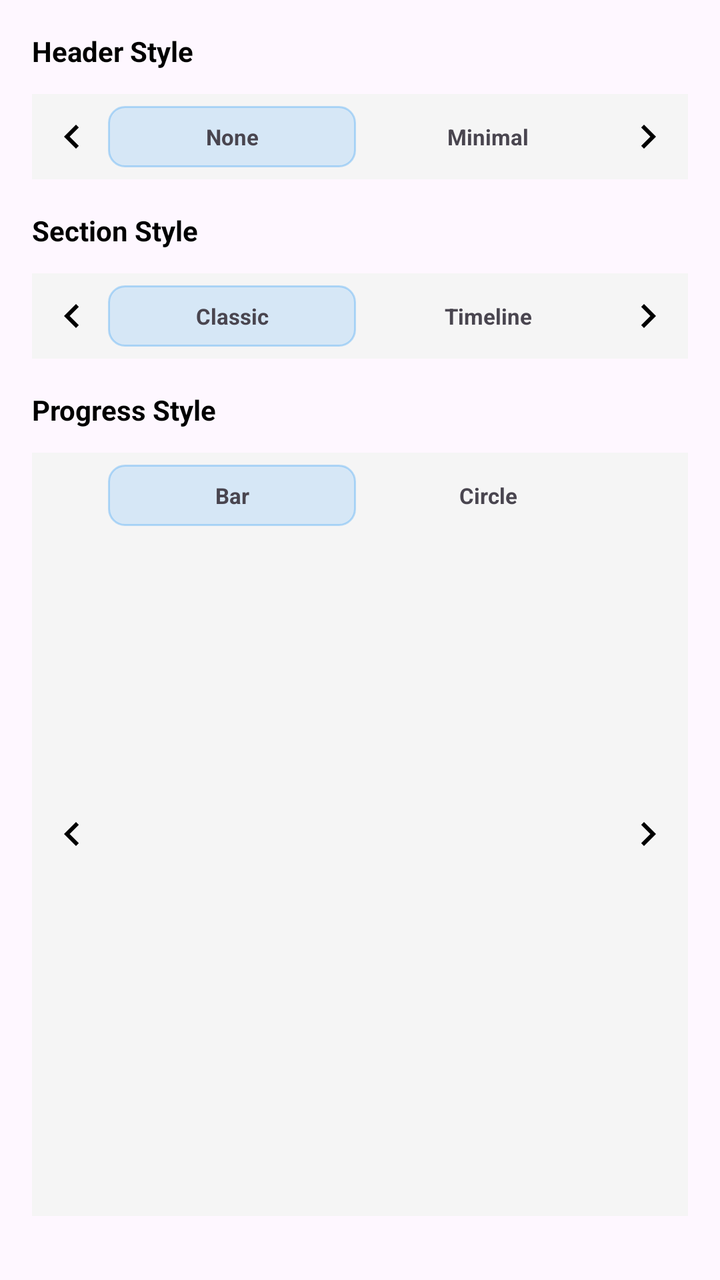
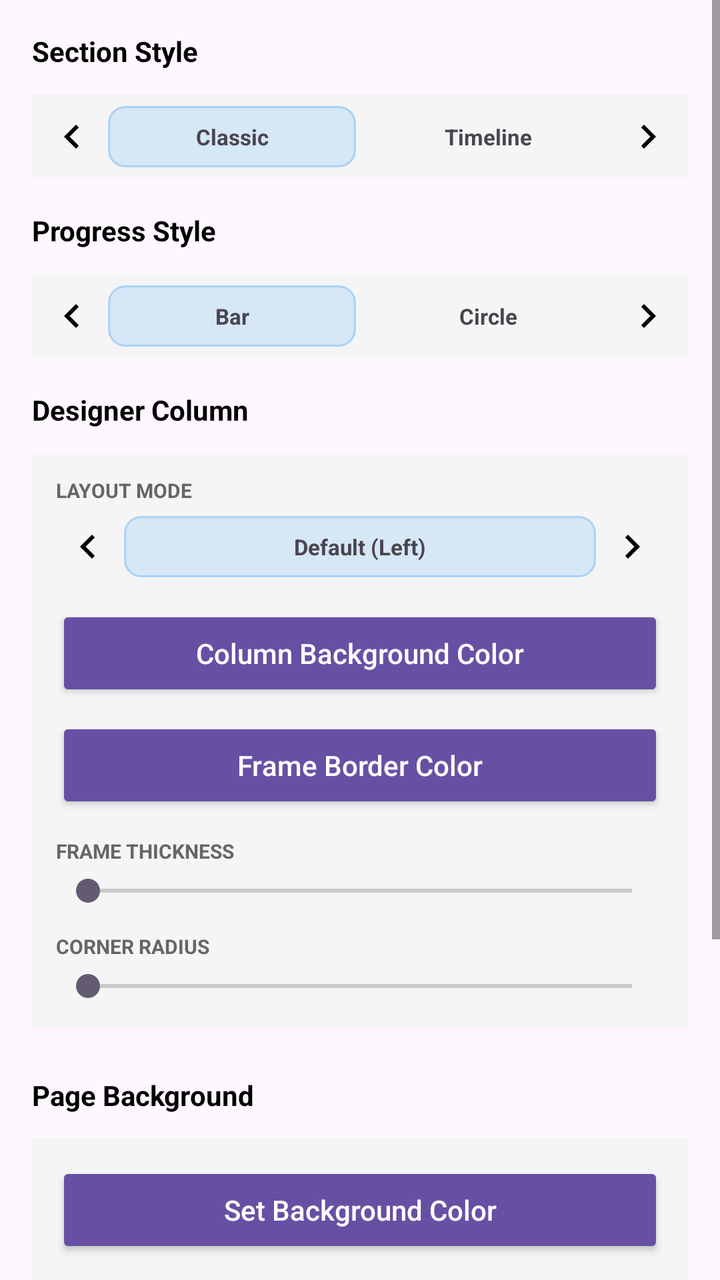

Compare the two renders of this Android layout. The source of the first and the diff that turns it into the second are given below.
<!-- AndroidManifest.xml: application theme Theme.MyApplication -->
<!-- res/layout/panel_page_customization.xml -->
<?xml version="1.0" encoding="utf-8"?>
<ScrollView xmlns:android="http://schemas.android.com/apk/res/android" android:layout_width="match_parent" android:layout_height="match_parent" android:background="@android:color/transparent" android:fillViewport="true">

    <LinearLayout android:layout_width="match_parent" android:layout_height="wrap_content" android:orientation="vertical" android:padding="16dp">

        
        <TextView android:layout_width="match_parent" android:layout_height="wrap_content" android:text="Header Style" android:textStyle="bold" android:textSize="14sp" android:textColor="#000000" android:layout_marginBottom="12dp"/>

        <LinearLayout android:layout_width="match_parent" android:layout_height="wrap_content" android:orientation="horizontal" android:gravity="center_vertical" android:background="#F5F5F5" android:padding="4dp" android:layout_marginBottom="16dp">
            <ImageButton android:id="@+id/btn_header_prev" android:layout_width="32dp" android:layout_height="32dp" android:src="@drawable/ic_chevron_left" android:background="?attr/selectableItemBackgroundBorderless"/>

            <ViewFlipper android:id="@+id/flipper_header" android:layout_width="0dp" android:layout_height="wrap_content" android:layout_weight="1" android:inAnimation="@android:anim/slide_in_left" android:outAnimation="@android:anim/slide_out_right">
                <LinearLayout android:layout_width="match_parent" android:layout_height="wrap_content" android:orientation="horizontal">
                    <TextView android:id="@+id/txt_header_choice_0" android:layout_width="0dp" android:layout_height="wrap_content" android:layout_weight="1" android:text="None" android:textAlignment="center" android:padding="8dp" android:textSize="11sp" android:textStyle="bold" android:layout_margin="2dp" android:background="@drawable/shape_active_choice"/>
                    <TextView android:id="@+id/txt_header_choice_1" android:layout_width="0dp" android:layout_height="wrap_content" android:layout_weight="1" android:text="Minimal" android:textAlignment="center" android:padding="8dp" android:textSize="11sp" android:textStyle="bold" android:layout_margin="2dp"/>
                </LinearLayout>
                <LinearLayout android:layout_width="match_parent" android:layout_height="wrap_content" android:orientation="horizontal">
                    <TextView android:id="@+id/txt_header_choice_2" android:layout_width="0dp" android:layout_height="wrap_content" android:layout_weight="1" android:text="Bold" android:textAlignment="center" android:padding="8dp" android:textSize="11sp" android:textStyle="bold" android:layout_margin="2dp"/>
                    <TextView android:id="@+id/txt_header_choice_3" android:layout_width="0dp" android:layout_height="wrap_content" android:layout_weight="1" android:text="Glass" android:textAlignment="center" android:padding="8dp" android:textSize="11sp" android:textStyle="bold" android:layout_margin="2dp"/>
                </LinearLayout>
            </ViewFlipper>

            <ImageButton android:id="@+id/btn_header_next" android:layout_width="32dp" android:layout_height="32dp" android:src="@drawable/ic_chevron_right" android:background="?attr/selectableItemBackgroundBorderless"/>
        </LinearLayout>

        
        <TextView android:layout_width="match_parent" android:layout_height="wrap_content" android:text="Section Style" android:textStyle="bold" android:textSize="14sp" android:textColor="#000000" android:layout_marginBottom="12dp"/>

        <LinearLayout android:layout_width="match_parent" android:layout_height="wrap_content" android:orientation="horizontal" android:gravity="center_vertical" android:background="#F5F5F5" android:padding="4dp" android:layout_marginBottom="16dp">
            <ImageButton android:id="@+id/btn_section_prev" android:layout_width="32dp" android:layout_height="32dp" android:src="@drawable/ic_chevron_left" android:background="?attr/selectableItemBackgroundBorderless"/>

            <ViewFlipper android:id="@+id/flipper_section" android:layout_width="0dp" android:layout_height="wrap_content" android:layout_weight="1" android:inAnimation="@android:anim/slide_in_left" android:outAnimation="@android:anim/slide_out_right">
                <LinearLayout android:layout_width="match_parent" android:layout_height="wrap_content" android:orientation="horizontal">
                    <TextView android:id="@+id/txt_section_choice_0" android:layout_width="0dp" android:layout_height="wrap_content" android:layout_weight="1" android:text="Classic" android:textAlignment="center" android:padding="8dp" android:textSize="11sp" android:textStyle="bold" android:layout_margin="2dp" android:background="@drawable/shape_active_choice"/>
                    <TextView android:id="@+id/txt_section_choice_1" android:layout_width="0dp" android:layout_height="wrap_content" android:layout_weight="1" android:text="Timeline" android:textAlignment="center" android:padding="8dp" android:textSize="11sp" android:textStyle="bold" android:layout_margin="2dp"/>
                </LinearLayout>
                <LinearLayout android:layout_width="match_parent" android:layout_height="wrap_content" android:orientation="horizontal">
                    <TextView android:id="@+id/txt_section_choice_2" android:layout_width="0dp" android:layout_height="wrap_content" android:layout_weight="1" android:text="Glass" android:textAlignment="center" android:padding="8dp" android:textSize="11sp" android:textStyle="bold" android:layout_margin="2dp"/>
                    <TextView android:id="@+id/txt_section_choice_3" android:layout_width="0dp" android:layout_height="wrap_content" android:layout_weight="1" android:text="Bento" android:textAlignment="center" android:padding="8dp" android:textSize="11sp" android:textStyle="bold" android:layout_margin="2dp"/>
                </LinearLayout>
            </ViewFlipper>

            <ImageButton android:id="@+id/btn_section_next" android:layout_width="32dp" android:layout_height="32dp" android:src="@drawable/ic_chevron_right" android:background="?attr/selectableItemBackgroundBorderless"/>
        </LinearLayout>

        
        <TextView android:layout_width="match_parent" android:layout_height="wrap_content" android:text="Progress Style" android:textStyle="bold" android:textSize="14sp" android:textColor="#000000" android:layout_marginBottom="12dp"/>

        <LinearLayout android:layout_width="match_parent" android:layout_height="wrap_content" android:orientation="horizontal" android:gravity="center_vertical" android:background="#F5F5F5" android:padding="4dp" android:layout_marginBottom="16dp">
            <ImageButton android:id="@+id/btn_progress_prev" android:layout_width="32dp" android:layout_height="32dp" android:src="@drawable/ic_chevron_left" android:background="?attr/selectableItemBackgroundBorderless"/>

            <ViewFlipper android:id="@+id/flipper_progress" android:layout_width="0dp" android:layout_height="wrap_content" android:layout_weight="1" android:inAnimation="@android:anim/slide_in_left" android:outAnimation="@android:anim/slide_out_right">
                <LinearLayout android:layout_width="match_parent" android:layout_height="wrap_content" android:orientation="horizontal">
                    <TextView android:id="@+id/txt_progress_choice_0" android:layout_width="0dp" android:layout_height="wrap_content" android:layout_weight="1" android:text="Bar" android:textAlignment="center" android:padding="8dp" android:textSize="11sp" android:textStyle="bold" android:layout_margin="2dp" android:background="@drawable/shape_active_choice"/>
                    <TextView android:id="@+id/txt_progress_choice_1" android:layout_width="0dp" android:layout_height="wrap_content" android:layout_weight="1" android:text="Circle" android:textAlignment="center" android:padding="8dp" android:textSize="11sp" android:textStyle="bold" android:layout_margin="2dp"/>
                </LinearLayout>
                <LinearLayout android:layout_width="match_parent" android:layout_height="wrap_content" android:orientation="horizontal">
                    <TextView android:id="@+id/txt_progress_choice_2" android:layout_width="0dp" android:layout_height="wrap_content" android:layout_weight="1" android:text="Plain" android:textAlignment="center" android:padding="8dp" android:textSize="11sp" android:textStyle="bold" android:layout_margin="2dp"/>
                    <View android:layout_width="0dp" android:layout_height="wrap_content" android:layout_weight="1" />
                </LinearLayout>
            </ViewFlipper>

            <ImageButton android:id="@+id/btn_progress_next" android:layout_width="32dp" android:layout_height="32dp" android:src="@drawable/ic_chevron_right" android:background="?attr/selectableItemBackgroundBorderless"/>
        </LinearLayout>

        
        <TextView android:layout_width="match_parent" android:layout_height="wrap_content" android:text="Page Background" android:textStyle="bold" android:textSize="14sp" android:textColor="#000000" android:layout_marginTop="8dp" android:layout_marginBottom="12dp"/>

        <LinearLayout android:layout_width="match_parent" android:layout_height="wrap_content" android:orientation="vertical" android:background="#F5F5F5" android:padding="12dp">

            <Button android:id="@+id/btn_bg_color" android:layout_width="match_parent" android:layout_height="wrap_content" android:text="Set Background Color" android:textAllCaps="false" android:layout_marginBottom="12dp" style="@style/Widget.AppCompat.Button.Colored"/>

            <Button android:id="@+id/btn_bg_image" android:layout_width="match_parent" android:layout_height="wrap_content" android:text="Upload Background Image" android:textAllCaps="false" android:layout_marginBottom="16dp" style="@style/Widget.AppCompat.Button.Colored"/>

            
            <TextView android:layout_width="match_parent" android:layout_height="wrap_content" android:text="IMAGE TRANSPARENCY" android:textSize="10sp" android:textStyle="bold" android:textColor="#666666" android:layout_marginBottom="4dp"/>
            <SeekBar android:id="@+id/seek_bg_opacity" android:layout_width="match_parent" android:layout_height="wrap_content" android:max="100" android:progress="100" android:layout_marginBottom="16dp"/>

            
            <TextView android:layout_width="match_parent" android:layout_height="wrap_content" android:text="GRAYSCALE (B&amp;W FILTER)" android:textSize="10sp" android:textStyle="bold" android:textColor="#666666" android:layout_marginBottom="4dp"/>
            <SeekBar android:id="@+id/seek_bg_grayscale" android:layout_width="match_parent" android:layout_height="wrap_content" android:max="100" android:progress="0" android:layout_marginBottom="16dp"/>

            
            <TextView android:layout_width="match_parent" android:layout_height="wrap_content" android:text="PANEL TRANSPARENCY" android:textSize="10sp" android:textStyle="bold" android:textColor="#666666" android:layout_marginBottom="4dp"/>
            <SeekBar android:id="@+id/seek_col_opacity" android:layout_width="match_parent" android:layout_height="wrap_content" android:max="100" android:progress="100"/>

        </LinearLayout>

    </LinearLayout>
</ScrollView>
<!-- resources referenced by this layout -->
<resources>
  <!-- drawable ic_chevron_left (drawable) -->
  <vector xmlns:android="http://schemas.android.com/apk/res/android" android:width="24dp" android:height="24dp" android:viewportWidth="24" android:viewportHeight="24">
      <path android:fillColor="#FF000000" android:pathData="M15.41,7.41L14,6l-6,6 6,6 1.41,-1.41L10.83,12z" />
  </vector>
  <!-- drawable ic_chevron_right (drawable) -->
  <vector xmlns:android="http://schemas.android.com/apk/res/android" android:width="24dp" android:height="24dp" android:viewportWidth="24" android:viewportHeight="24">
      <path android:fillColor="#FF000000" android:pathData="M10,6L8.59,7.41 13.17,12l-4.58,4.59L10,18l6,-6z" />
  </vector>
  <!-- drawable shape_active_choice (drawable) -->
  <shape xmlns:android="http://schemas.android.com/apk/res/android">
      <solid android:color="#262196F3" />
      
      <stroke android:width="1dp" android:color="#4D2196F3" />
      
      <corners android:radius="8dp" />
  </shape>
  <style name="Theme.MyApplication" parent="Base.Theme.MyApplication" />
  <style name="Base.Theme.MyApplication" parent="Theme.Material3.DayNight.NoActionBar">
          
          
      </style>
</resources>

<!-- the commit's change to res/layout/panel_page_customization.xml (unified diff, before → after) -->
@@ -3,25 +3,6 @@
 
     <LinearLayout android:layout_width="match_parent" android:layout_height="wrap_content" android:orientation="vertical" android:padding="16dp">
 
-        
-        <TextView android:layout_width="match_parent" android:layout_height="wrap_content" android:text="Header Style" android:textStyle="bold" android:textSize="14sp" android:textColor="#000000" android:layout_marginBottom="12dp"/>
-
-        <LinearLayout android:layout_width="match_parent" android:layout_height="wrap_content" android:orientation="horizontal" android:gravity="center_vertical" android:background="#F5F5F5" android:padding="4dp" android:layout_marginBottom="16dp">
-            <ImageButton android:id="@+id/btn_header_prev" android:layout_width="32dp" android:layout_height="32dp" android:src="@drawable/ic_chevron_left" android:background="?attr/selectableItemBackgroundBorderless"/>
-
-            <ViewFlipper android:id="@+id/flipper_header" android:layout_width="0dp" android:layout_height="wrap_content" android:layout_weight="1" android:inAnimation="@android:anim/slide_in_left" android:outAnimation="@android:anim/slide_out_right">
-                <LinearLayout android:layout_width="match_parent" android:layout_height="wrap_content" android:orientation="horizontal">
-                    <TextView android:id="@+id/txt_header_choice_0" android:layout_width="0dp" android:layout_height="wrap_content" android:layout_weight="1" android:text="None" android:textAlignment="center" android:padding="8dp" android:textSize="11sp" android:textStyle="bold" android:layout_margin="2dp" android:background="@drawable/shape_active_choice"/>
-                    <TextView android:id="@+id/txt_header_choice_1" android:layout_width="0dp" android:layout_height="wrap_content" android:layout_weight="1" android:text="Minimal" android:textAlignment="center" android:padding="8dp" android:textSize="11sp" android:textStyle="bold" android:layout_margin="2dp"/>
-                </LinearLayout>
-                <LinearLayout android:layout_width="match_parent" android:layout_height="wrap_content" android:orientation="horizontal">
-                    <TextView android:id="@+id/txt_header_choice_2" android:layout_width="0dp" android:layout_height="wrap_content" android:layout_weight="1" android:text="Bold" android:textAlignment="center" android:padding="8dp" android:textSize="11sp" android:textStyle="bold" android:layout_margin="2dp"/>
-                    <TextView android:id="@+id/txt_header_choice_3" android:layout_width="0dp" android:layout_height="wrap_content" android:layout_weight="1" android:text="Glass" android:textAlignment="center" android:padding="8dp" android:textSize="11sp" android:textStyle="bold" android:layout_margin="2dp"/>
-                </LinearLayout>
-            </ViewFlipper>
-
-            <ImageButton android:id="@+id/btn_header_next" android:layout_width="32dp" android:layout_height="32dp" android:src="@drawable/ic_chevron_right" android:background="?attr/selectableItemBackgroundBorderless"/>
-        </LinearLayout>
 
         
         <TextView android:layout_width="match_parent" android:layout_height="wrap_content" android:text="Section Style" android:textStyle="bold" android:textSize="14sp" android:textColor="#000000" android:layout_marginBottom="12dp"/>
@@ -64,6 +45,38 @@
         </LinearLayout>
 
         
+        <TextView android:layout_width="match_parent" android:layout_height="wrap_content" android:text="Designer Column" android:textStyle="bold" android:textSize="14sp" android:textColor="#000000" android:layout_marginBottom="12dp"/>
+
+        <LinearLayout android:layout_width="match_parent" android:layout_height="wrap_content" android:orientation="vertical" android:background="#F5F5F5" android:padding="12dp" android:layout_marginBottom="16dp">
+
+            
+            <TextView android:layout_width="match_parent" android:layout_height="wrap_content" android:text="LAYOUT MODE" android:textSize="10sp" android:textStyle="bold" android:textColor="#666666" android:layout_marginBottom="4dp"/>
+            <LinearLayout android:layout_width="match_parent" android:layout_height="wrap_content" android:orientation="horizontal" android:gravity="center_vertical" android:layout_marginBottom="12dp">
+                <ImageButton android:id="@+id/btn_layout_prev" android:layout_width="32dp" android:layout_height="32dp" android:src="@drawable/ic_chevron_left" android:background="?attr/selectableItemBackgroundBorderless"/>
+
+                <ViewFlipper android:id="@+id/flipper_layout" android:layout_width="0dp" android:layout_height="wrap_content" android:layout_weight="1" android:inAnimation="@android:anim/slide_in_left" android:outAnimation="@android:anim/slide_out_right">
+                    <TextView android:id="@+id/txt_layout_choice_0" android:layout_width="match_parent" android:layout_height="wrap_content" android:text="Default (Left)" android:textAlignment="center" android:padding="8dp" android:textSize="11sp" android:textStyle="bold" android:layout_margin="2dp" android:background="@drawable/shape_active_choice"/>
+                    <TextView android:id="@+id/txt_layout_choice_1" android:layout_width="match_parent" android:layout_height="wrap_content" android:text="Mirror (Right)" android:textAlignment="center" android:padding="8dp" android:textSize="11sp" android:textStyle="bold" android:layout_margin="2dp"/>
+                </ViewFlipper>
+
+                <ImageButton android:id="@+id/btn_layout_next" android:layout_width="32dp" android:layout_height="32dp" android:src="@drawable/ic_chevron_right" android:background="?attr/selectableItemBackgroundBorderless"/>
+            </LinearLayout>
+
+            <Button android:id="@+id/btn_left_col_bg" android:layout_width="match_parent" android:layout_height="wrap_content" android:text="Column Background Color" android:textAllCaps="false" android:layout_marginBottom="8dp" style="@style/Widget.AppCompat.Button.Colored"/>
+
+            <Button android:id="@+id/btn_left_frame_color" android:layout_width="match_parent" android:layout_height="wrap_content" android:text="Frame Border Color" android:textAllCaps="false" android:layout_marginBottom="12dp" style="@style/Widget.AppCompat.Button.Colored"/>
+
+            
+            <TextView android:layout_width="match_parent" android:layout_height="wrap_content" android:text="FRAME THICKNESS" android:textSize="10sp" android:textStyle="bold" android:textColor="#666666" android:layout_marginBottom="4dp"/>
+            <SeekBar android:id="@+id/seek_left_frame_thickness" android:layout_width="match_parent" android:layout_height="wrap_content" android:max="30" android:progress="0" android:layout_marginBottom="12dp"/>
+
+            
+            <TextView android:layout_width="match_parent" android:layout_height="wrap_content" android:text="CORNER RADIUS" android:textSize="10sp" android:textStyle="bold" android:textColor="#666666" android:layout_marginBottom="4dp"/>
+            <SeekBar android:id="@+id/seek_left_col_radius" android:layout_width="match_parent" android:layout_height="wrap_content" android:max="50" android:progress="0"/>
+
+        </LinearLayout>
+
+        
         <TextView android:layout_width="match_parent" android:layout_height="wrap_content" android:text="Page Background" android:textStyle="bold" android:textSize="14sp" android:textColor="#000000" android:layout_marginTop="8dp" android:layout_marginBottom="12dp"/>
 
         <LinearLayout android:layout_width="match_parent" android:layout_height="wrap_content" android:orientation="vertical" android:background="#F5F5F5" android:padding="12dp">
